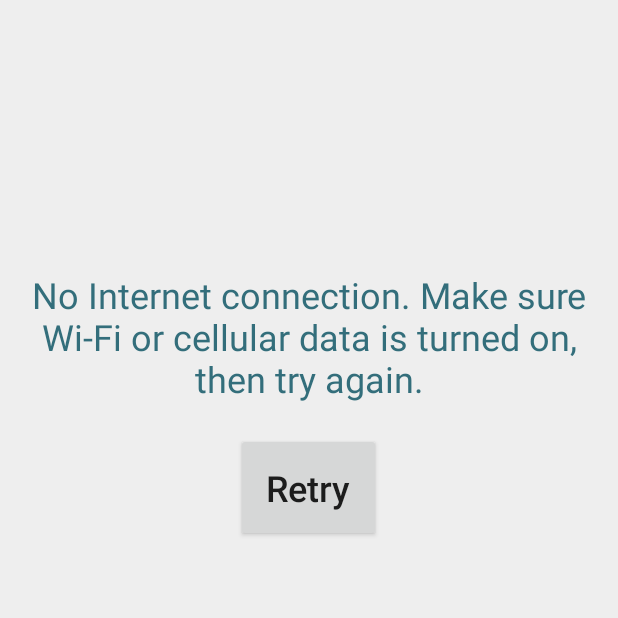
After one commit to LucaAndrei/Fitness-MD-Android-fragments, an Android app: the NoInternetActivity screen opened directly, with no data from a screen before it, on a phone screen of 412 x 824 dp, the top half of it. The commit adds this screen. Run offline under Robolectric (Android 15) with nearby library versions, the phone set to English and light mode, and no system bars.

Commit message:
-created no internet activity     -this activity will launch whenever the service receives the connection data intent or when you enter the application and it detects that it has no internet connection -modified alarm receiver to stop printing logs and to repeat itself at every 7*half_hour ->>> FOR TESTING PURPOSES

```diff
--- a/app/src/main/AndroidManifest.xml
+++ b/app/src/main/AndroidManifest.xml
@@ -30,6 +30,7 @@
         <activity android:name=".ui.auth.SignupActivity" />
         <activity android:name="com.master.aluca.fitnessmd.ui.MainActivity" />
         <activity android:name="com.master.aluca.fitnessmd.ui.PairDeviceActivity" />
+        <activity android:name="com.master.aluca.fitnessmd.ui.NoInternetActivity" />
         <activity android:name=".ui.DietActivity" />
         <activity android:name=".ui.AdvicesActivity" />
 
--- a/app/src/main/java/com/master/aluca/fitnessmd/common/Constants.java
+++ b/app/src/main/java/com/master/aluca/fitnessmd/common/Constants.java
@@ -93,6 +93,10 @@ public class Constants {
     public static final int GET_GALLERY_IMAGE = 3;
     public static final int TAKE_PHOTO = 4;
     public static final String END_OF_DAY_BUNDLE_KEY = "end_of_day_bundle_key";
+
+
+    public static final String FINISH_ACTIVITY_INTENT = "finish_activity_intent";
+    public static final String FINISH_ACTIVITY_BUNDLE_KEY = "finish_activity_bundle_key";
 
     public static final String GENDER_CHANGED_CALLBACK = "GENDER_CHANGED_INTENT";
     public static final String HEIGHT_CHANGED_CALLBACK = "HEIGHT_CHANGED_INTENT";
--- a/app/src/main/java/com/master/aluca/fitnessmd/ui/AdvicesActivity.java
+++ b/app/src/main/java/com/master/aluca/fitnessmd/ui/AdvicesActivity.java
@@ -10,7 +10,6 @@
 package com.master.aluca.fitnessmd.ui;
 
 import android.app.Activity;
-import android.app.Dialog;
 import android.app.ProgressDialog;
 import android.content.BroadcastReceiver;
 import android.content.Context;
--- /dev/null
+++ b/app/src/main/java/com/master/aluca/fitnessmd/ui/NoInternetActivity.java
@@ -0,0 +1,73 @@
+/*********************************************************
+ *
+ * Copyright (c) 2017 Andrei Luca
+ * All rights reserved. You may not copy, distribute, publicly display,
+ * create derivative works from or otherwise use or modify this
+ * software without first obtaining a license from Andrei Luca
+ *
+ *********************************************************/
+
+package com.master.aluca.fitnessmd.ui;
+
+import android.app.Activity;
+import android.content.Intent;
+import android.os.Bundle;
+import android.util.Log;
+import android.view.View;
+import android.view.View.OnClickListener;
+import android.widget.Button;
+import android.widget.Toast;
+
+
+import com.master.aluca.fitnessmd.R;
+import com.master.aluca.fitnessmd.common.util.NetworkUtil;
+import com.master.aluca.fitnessmd.common.util.UsersDB;
+import com.master.aluca.fitnessmd.ui.auth.LoginActivity;
+
+public class NoInternetActivity extends Activity {
+
+    public static final String LOG_TAG = "Fitness_NoNetActivity";
+    private Button _btnRetry;
+    private UsersDB mDB;
+
+    @Override
+    protected void onCreate(Bundle savedInstanceState) {
+        super.onCreate(savedInstanceState);
+        setContentView(R.layout.activity_nointernet);
+
+        mDB = UsersDB.getInstance(getApplicationContext());
+
+        _btnRetry = (Button) findViewById(R.id.btn_retry);
+        _btnRetry.setOnClickListener(new OnClickListener() {
+            @Override
+            public void onClick(View v) {
+                if (!NetworkUtil.isConnectedToInternet(getApplicationContext())) {
+                    Log.d(LOG_TAG, "NO INTERNET CONNECTION");
+                    Toast.makeText(getBaseContext(), "No Internet", Toast.LENGTH_LONG).show();
+                } else {
+                    Toast.makeText(getBaseContext(), "Has internet conn", Toast.LENGTH_LONG).show();
+                    if (mDB.getConnectedUser() != null) {
+                        Log.d(LOG_TAG, "mDB isLoggedIn : true");
+                        Intent intentMainActiv = new Intent(getApplicationContext(), MainActivity.class);
+                        startActivity(intentMainActiv);
+                        finish();
+                        overridePendingTransition(R.anim.push_left_in, R.anim.push_left_out);
+                    } else {
+                        Intent intentMainActiv = new Intent(getApplicationContext(), LoginActivity.class);
+                        startActivity(intentMainActiv);
+                        finish();
+                        overridePendingTransition(R.anim.push_left_in, R.anim.push_left_out);
+                    }
+
+                }
+            }
+        });
+    }
+
+    @Override
+    public void onDestroy() {
+        Log.d(LOG_TAG, "onDestroy()");
+        super.onDestroy();
+    }
+
+}
--- /dev/null
+++ b/app/src/main/res/layout/activity_nointernet.xml
@@ -0,0 +1,35 @@
+<?xml version="1.0" encoding="utf-8"?>
+<LinearLayout xmlns:android="http://schemas.android.com/apk/res/android"
+              android:orientation="vertical"
+              style="@style/app_background">
+
+        <RelativeLayout
+            android:layout_width="match_parent"
+            android:layout_height="match_parent">
+
+            <TextView
+                android:layout_width="wrap_content"
+                android:layout_height="wrap_content"
+                android:textAppearance="?android:attr/textAppearanceMedium"
+                android:text="No Internet connection. Make sure Wi-Fi or cellular data is turned on, then try again."
+                android:id="@+id/no_internet_conn_text"
+                android:layout_marginTop="160dp"
+                android:textColor="#336E7B"
+                android:padding="20dp"
+                android:textAlignment="center"
+                android:textSize="24dp"
+                android:layout_alignParentTop="true"
+                android:layout_alignParentStart="true"/>
+
+            <Button
+                android:layout_width="wrap_content"
+                android:layout_height="wrap_content"
+                android:text="Retry"
+                android:id="@+id/btn_retry"
+                android:textSize="24dp"
+                android:padding="20dp"
+                android:layout_below="@+id/no_internet_conn_text"
+                android:layout_centerHorizontal="true"/>
+        </RelativeLayout>
+
+</LinearLayout>
```
Also changed, not shown: app/src/main/java/com/master/aluca/fitnessmd/receivers/AlarmReceiver.java (+13 -12 lines), app/src/main/java/com/master/aluca/fitnessmd/service/FitnessMDService.java (+7 -1 lines), app/src/main/java/com/master/aluca/fitnessmd/ui/MainActivity.java (+27 -1 lines), app/src/main/java/com/master/aluca/fitnessmd/ui/auth/LoginActivity.java (+32 -0 lines), app/src/main/java/com/master/aluca/fitnessmd/ui/fragments/pedometer/PedometerFragment.java (+9 -0 lines).
